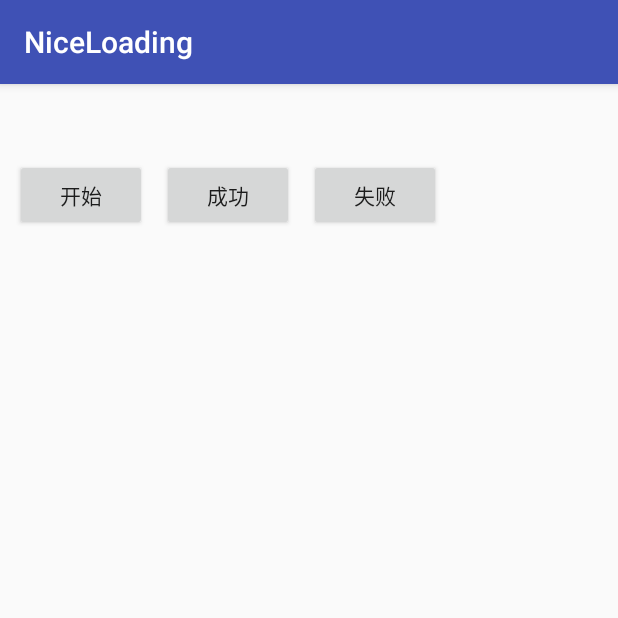
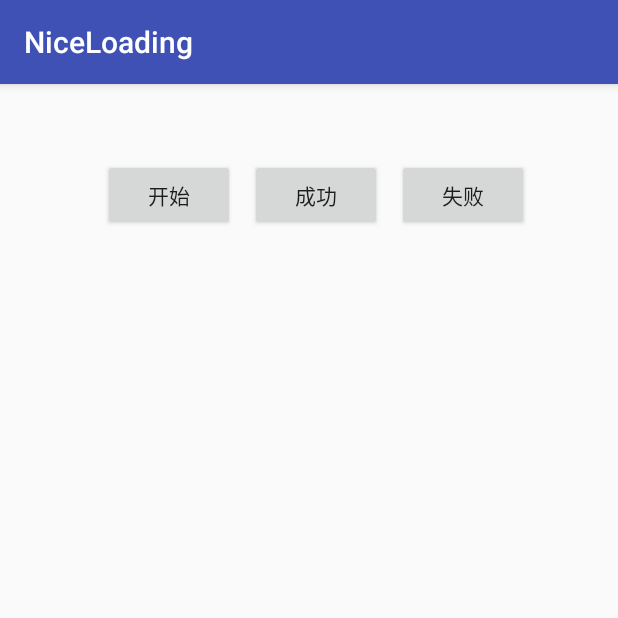
Before and after one commit to hadisi5216/NiceLoading, an Android app: the screen it shows after launch (MainActivity), on a phone screen of 412 x 824 dp, the top half of it. Run offline under Robolectric (Android 15) with nearby library versions, the phone set to English and light mode, and no system bars; our stand-ins replace ButterKnife.

Commit message:
上传gif

```diff
--- a/app/src/main/res/layout/activity_main.xml
+++ b/app/src/main/res/layout/activity_main.xml
@@ -12,9 +12,10 @@
         android:layout_height="match_parent">
 
         <LinearLayout
-            android:layout_width="wrap_content"
+            android:layout_width="match_parent"
             android:layout_height="wrap_content"
             android:layout_marginTop="50dp"
+            android:gravity="center_horizontal"
             android:orientation="horizontal">
 
             <Button
@@ -45,7 +46,7 @@
             android:layout_width="match_parent"
             android:layout_height="100dp"
             android:layout_alignParentBottom="true"
-            android:layout_marginBottom="50dp" />
+            android:layout_marginBottom="200dp" />
     </RelativeLayout>
 
 </android.support.constraint.ConstraintLayout>
--- a/build.gradle
+++ b/build.gradle
@@ -5,7 +5,7 @@ buildscript {
         jcenter()
     }
     dependencies {
-        classpath 'com.android.tools.build:gradle:2.2.0-alpha4'
+        classpath 'com.android.tools.build:gradle:2.2.0-alpha5'
         classpath 'com.neenbedankt.gradle.plugins:android-apt:1.8'
         // NOTE: Do not place your application dependencies here; they belong
         // in the individual module build.gradle files
```
Also changed, not shown: 1 other file.
